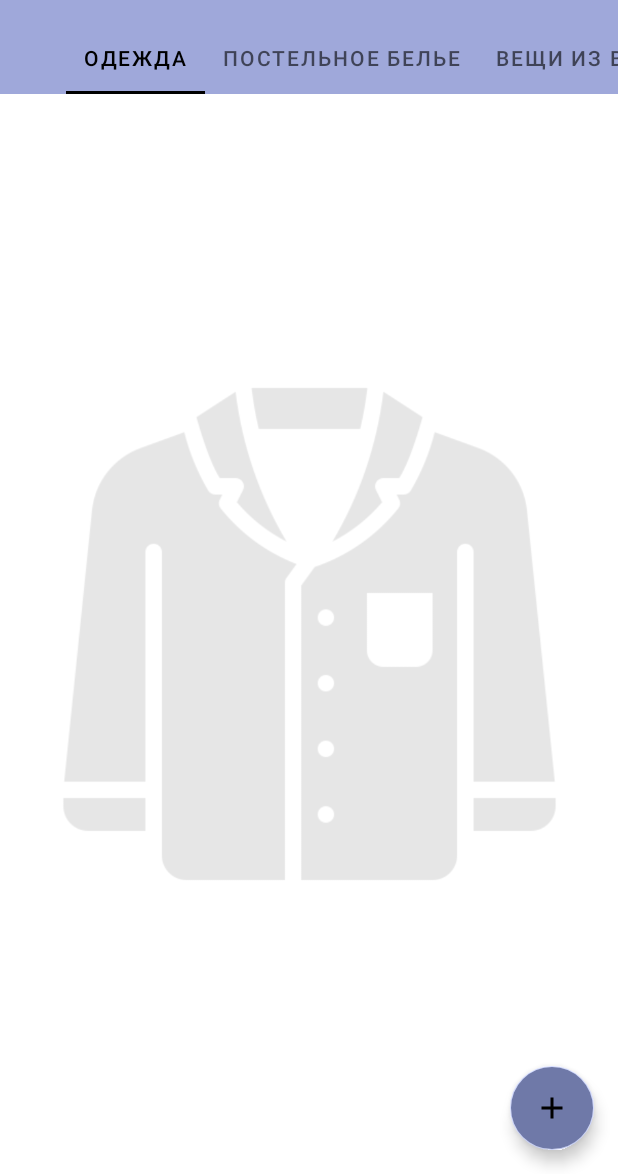
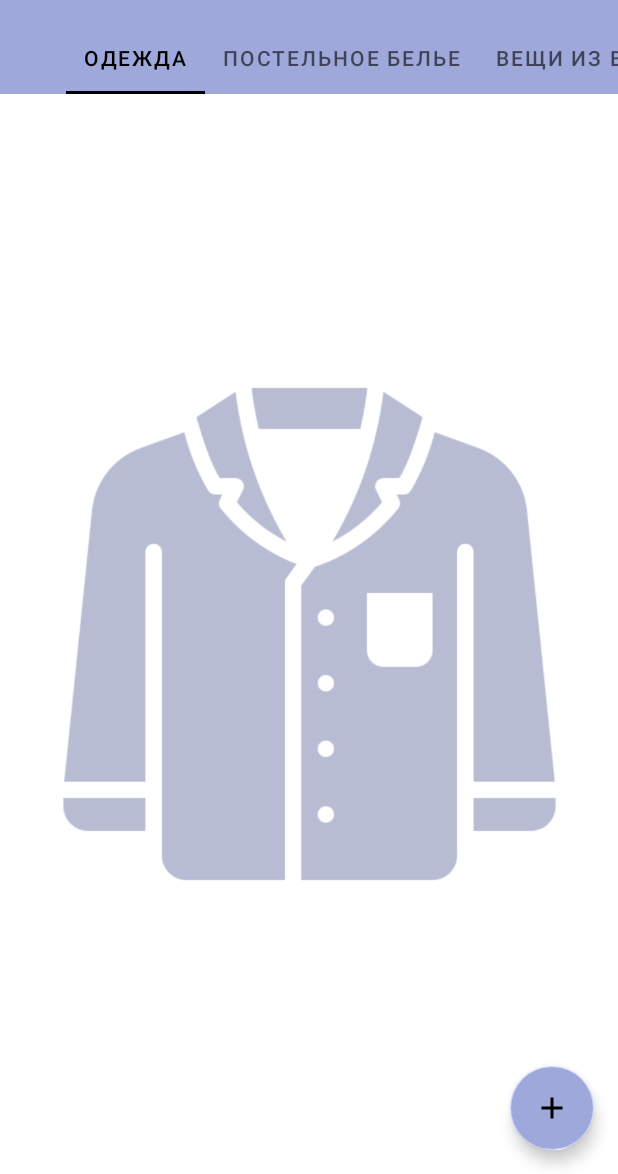
Before and after one commit to Chechevichnaya/Don-t-ruin-your-laundry, an Android app: the screen it shows after launch (MainActivity), on a phone screen of 412 x 824 dp, the part 62-1236 px from its top. Run offline under Robolectric (Android 15) with nearby library versions, the phone set to English and light mode, and no system bars; our stand-ins replace Room's generated code.

```diff
--- a/app/src/main/java/com/blabla/dontruinyourlaundry/presentation/fragments/CardDetailFragment.kt
+++ b/app/src/main/java/com/blabla/dontruinyourlaundry/presentation/fragments/CardDetailFragment.kt
@@ -100,7 +100,7 @@ class CardDetailFragment : Fragment() {
             nameOfCloth.text = card.name
             val recyclerView = binding.addedSymbolsRecyclerView
             val adapter = MULTIRecyclerViewAdapterSymbolAndMeaning(
-                {}, {},
+                {},
                 TypeOfRecyclerView.CARD_DETAIL_FRAGMENT
             )
             recyclerView.layoutManager =
--- a/app/src/main/res/layout/fragment_clothing_cards.xml
+++ b/app/src/main/res/layout/fragment_clothing_cards.xml
@@ -13,12 +13,13 @@
         android:layout_height="500dp"
         android:layout_marginStart="56dp"
         android:layout_marginEnd="56dp"
-        tools:src="@drawable/pyjamas"
-        android:alpha="0.1"
+        android:alpha="0.5"
         app:layout_constraintBottom_toBottomOf="parent"
         app:layout_constraintEnd_toEndOf="parent"
         app:layout_constraintStart_toStartOf="parent"
-        app:layout_constraintTop_toTopOf="parent">
+        app:layout_constraintTop_toTopOf="parent"
+        app:tint="@color/lilac_700"
+        tools:src="@drawable/pyjamas">
 
     </ImageView>
 
--- a/app/src/main/res/layout/fragment_kinds_of_things_for_laundry.xml
+++ b/app/src/main/res/layout/fragment_kinds_of_things_for_laundry.xml
@@ -93,7 +93,7 @@
         app:layout_constraintEnd_toEndOf="parent"
         android:src="@drawable/ic_baseline_add_24"
         android:layout_margin="16dp"
-        android:backgroundTint="@color/lilac_700"
+        android:backgroundTint="@color/lilac_500"
         />
 
 
--- a/app/src/main/res/values/strings.xml
+++ b/app/src/main/res/values/strings.xml
@@ -33,7 +33,7 @@
 
     <string name="edit_fragment">Редактирование карточки</string>
     <string name="add_card_fragment">Добавление новой карточки</string>
-    <string name="add_more_symbols">Добавить символы для стирки</string>
+    <string name="add_more_symbols">Добавить символы</string>
 
     <string name="wash">Стирайте вещь в стандартном режиме без ограничений по температуре воды</string>
     <string name="wash_not_allowed">Стирать вещь вручную или в машинке, к сожалению, нельзя. Дополнительные инструкции по уходу смотрите на символах сухой чистки</string>
```
Also changed, not shown: app/src/main/java/com/blabla/dontruinyourlaundry/presentation/adapters/MULTIRecyclerViewAdapterSymbolAndMeaning.kt (+26 -26 lines), app/src/main/java/com/blabla/dontruinyourlaundry/presentation/fragments/AddDataToCardFragment.kt (+6 -7 lines), app/src/main/java/com/blabla/dontruinyourlaundry/presentation/viewModels/AddDataToCardViewModel.kt (+27 -27 lines), app/src/main/res/layout/fragment_add_new_card.xml (+13 -1 lines).
